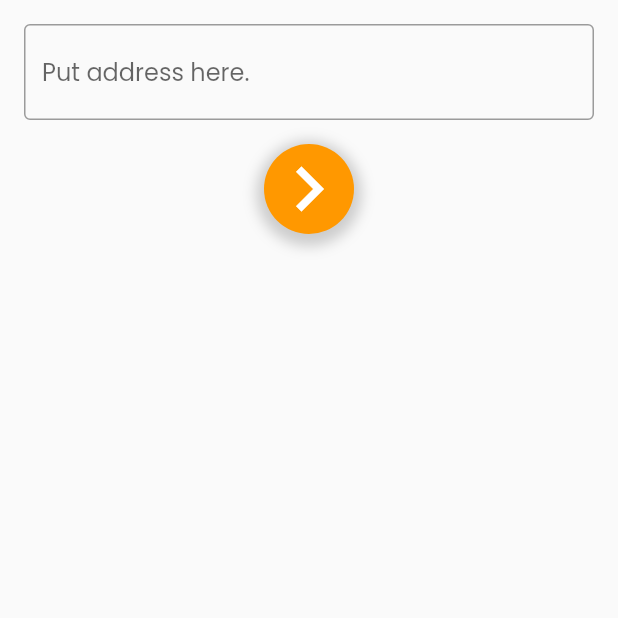
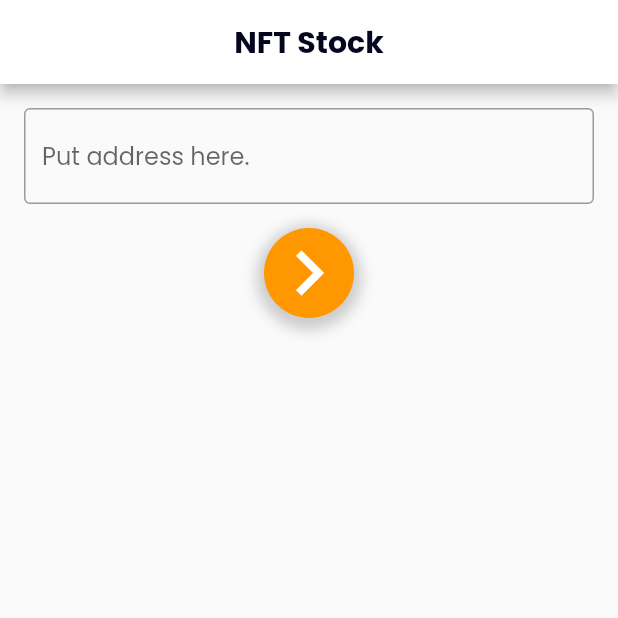
Before and after one commit to pokemonni01/nft_stock_flutter, a Flutter app: the screen it shows after launch, on a phone screen of 412 x 824 dp, the top half of it. Run offline on Flutter 3.47's test engine with Material 2 defaults, Android fonts, the phone set to English and light mode, and no system bars; our stand-ins replace flutter_svg, get, get_it, google_fonts; missing offline and left inert: http_interceptor; statements that could not run were skipped.

Commit message:
add app bar on home page

```diff
--- a/lib/src/presentation/home/home_page.dart
+++ b/lib/src/presentation/home/home_page.dart
@@ -15,6 +15,11 @@ class HomePage extends StatelessWidget {
   @override
   Widget build(BuildContext context) {
     return Scaffold(
+      appBar: AppBar(
+        centerTitle: true,
+        title: const Text("NFT Stock", style: TextStyle(color: Color.fromRGBO(4, 7, 29, 100), fontWeight: FontWeight.bold),),
+        backgroundColor: Colors.white,
+      ),
       body: SafeArea(
           child: Padding(
         padding: const EdgeInsets.all(16.0),
@@ -30,10 +35,12 @@ class HomePage extends StatelessWidget {
             ),
             InkWell(
               onTap: () async {
-                List<NftAsset> response = await Get.find<GetNftAssetUseCase>().invoke("ownerAddress");
+                List<NftAsset> response =
+                    await Get.find<GetNftAssetUseCase>().invoke("ownerAddress");
                 print(response);
                 Get.to(NftAssetPage(
-                    nftAssetPageArgument: NftAssetPageArgument(ownerAddress: "ownerAddress ", nftList: response)));
+                    nftAssetPageArgument: NftAssetPageArgument(
+                        ownerAddress: "ownerAddress ", nftList: response)));
               },
               child: Container(
                 width: 60,
```
